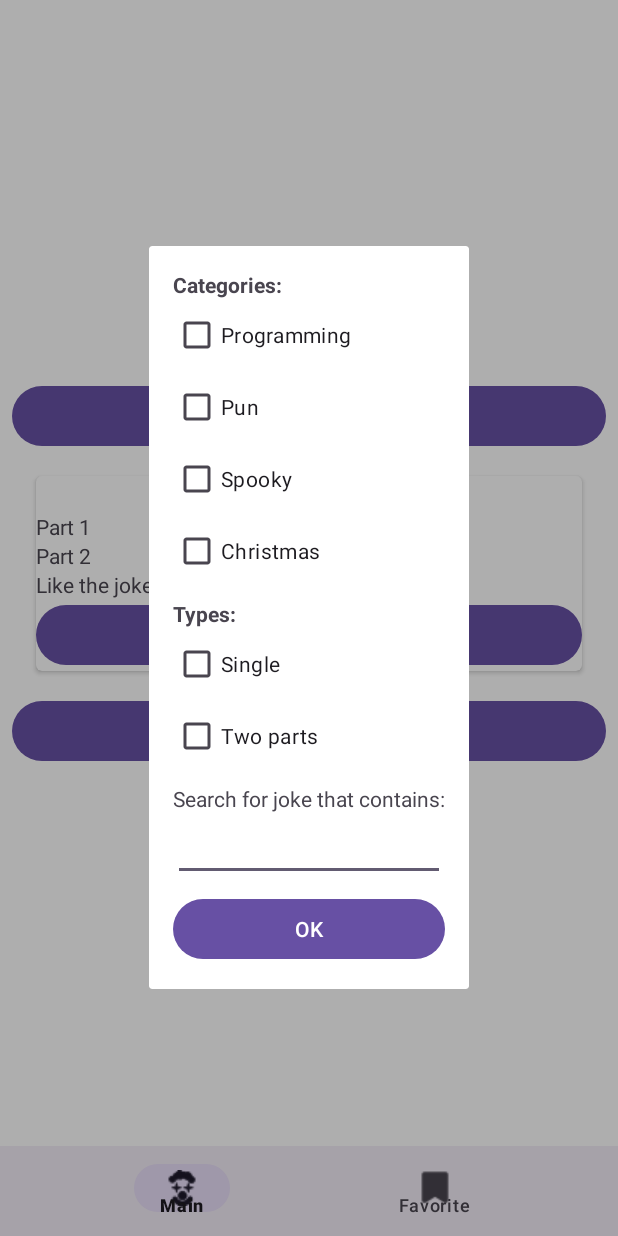
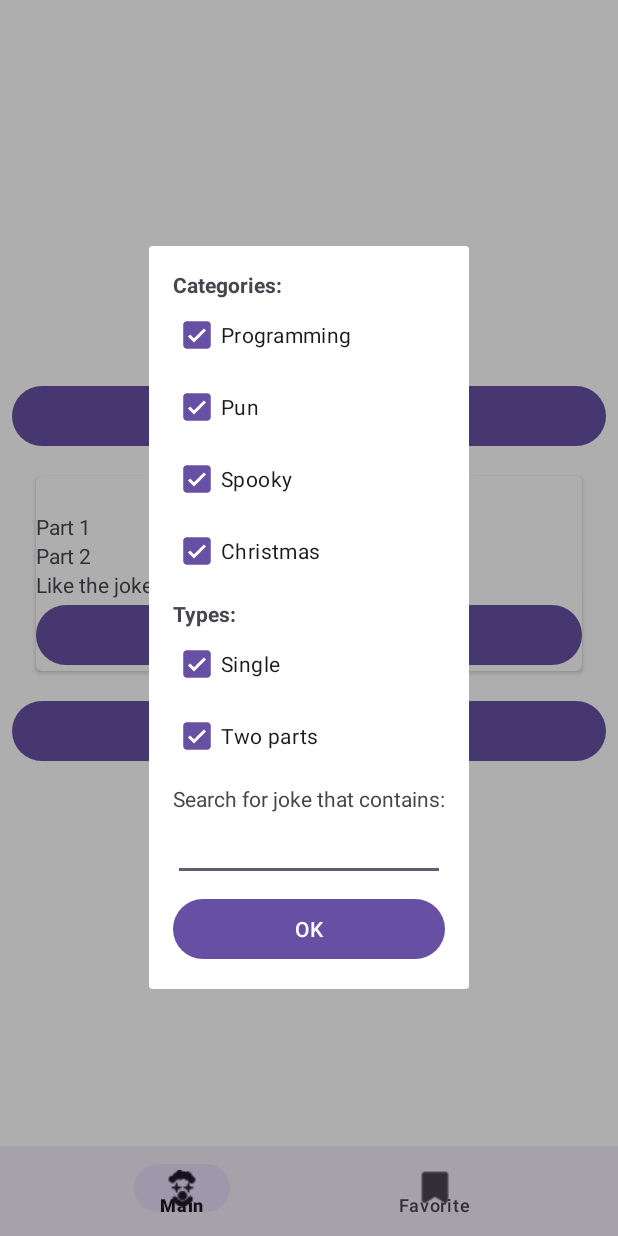
Before and after one commit to aidilnajmir/Hahaha_JokeApp, an Android app: the screen it shows after launch (MainActivity), after a tap on "Customize Joke", on a phone screen of 412 x 824 dp. Run offline under Robolectric (Android 15) with nearby library versions, the phone set to English and light mode, and no system bars; our stand-ins replace Volley; network calls fail.

Commit message:
Added customization

```diff
--- a/app/src/main/java/com/cis436/hahaha/CurrentJokeUrlViewModel.kt
+++ b/app/src/main/java/com/cis436/hahaha/CurrentJokeUrlViewModel.kt
@@ -1,4 +1,165 @@
 package com.cis436.hahaha
 
-class CurrentJokeUrlViewModel {
+import android.util.Log
+import androidx.lifecycle.LiveData
+import androidx.lifecycle.MutableLiveData
+import androidx.lifecycle.ViewModel
+
+class CurrentJokeUrlViewModel : ViewModel() {
+
+//    private val _url = MutableLiveData<String>()
+//    val url : LiveData<String> get() = _url
+
+    private val _jokeUrlCustomization = MutableLiveData<JokeUrlCustomization>(JokeUrlCustomization())
+    val jokeUrlCustomization : LiveData<JokeUrlCustomization> get() = _jokeUrlCustomization
+
+    private val _isProgrammingCategorySelected = MutableLiveData<Boolean>()
+    val isProgrammingCategorySelected : LiveData<Boolean> get() = _isProgrammingCategorySelected
+
+    private val _isPunCategorySelected = MutableLiveData<Boolean>()
+    val isPunCategorySelected : LiveData<Boolean> get() = _isPunCategorySelected
+
+    private val _isSpookyCategorySelected = MutableLiveData<Boolean>()
+    val isSpookyCategorySelected : LiveData<Boolean> get() = _isSpookyCategorySelected
+
+    private val _isChristmasCategorySelected = MutableLiveData<Boolean>()
+    val isChristmasCategorySelected : LiveData<Boolean> get() = _isChristmasCategorySelected
+
+    private val _isSingleTypeSelected = MutableLiveData<Boolean>()
+    val isSingleTypeSelected : LiveData<Boolean> get() = _isSingleTypeSelected
+
+    private val _isTwoPartsTypeSelected = MutableLiveData<Boolean>()
+    val isTwoPartsTypeSelected : LiveData<Boolean> get() = _isTwoPartsTypeSelected
+
+    private val _searchString = MutableLiveData<String>()
+    val searchString : LiveData<String> get() = _searchString
+
+//    fun setUrl(url: String) {
+//        _url.value = url
+//    }
+
+    fun updateUrl(jokeUrlCustomization: JokeUrlCustomization) {
+        if (jokeUrlCustomization.categories.isNotEmpty()) {
+            val categories = listOf("Programming", "Pun", "Spooky", "Christmas").filter {
+                jokeUrlCustomization.categories.contains(it)
+            }.joinToString(",")
+
+            val types = when {
+                jokeUrlCustomization.types.contains("single") && jokeUrlCustomization.types.contains("twopart") -> ""
+                jokeUrlCustomization.types.contains("single") -> "?type=single"
+                jokeUrlCustomization.types.contains("twopart") -> "?type=twopart"
+                else -> ""
+            }
+
+            val searchString =
+                if (jokeUrlCustomization.searchString.isNotEmpty()) "?contains=${jokeUrlCustomization.searchString}"
+                else ""
+
+            val apiUrl = "https://v2.jokeapi.dev/joke/" +
+                    categories +
+                    types +
+                    searchString
+
+            val updatedCustomization = jokeUrlCustomization.copy(apiUrl = apiUrl)
+            _jokeUrlCustomization.value = updatedCustomization
+            Log.d("URL", "${_jokeUrlCustomization.value}")
+        }
+    }
+
+    fun setIsProgrammingCategorySelected(isSelected : Boolean) {
+        _isProgrammingCategorySelected.value = isSelected
+        val customization = _jokeUrlCustomization.value ?: return
+        val currentCategories = customization.categories.toMutableList()
+        if (isSelected) {
+            if (!currentCategories.contains("Programming")) {
+                currentCategories.add("Programming")
+            }
+        } else {
+            currentCategories.remove("Programming")
+        }
+        _jokeUrlCustomization.value = customization.copy(categories = currentCategories)
+        updateUrl(_jokeUrlCustomization.value!!)
+    }
+
+    fun setIsPunCategorySelected(isSelected : Boolean) {
+        _isPunCategorySelected.value = isSelected
+        val customization = _jokeUrlCustomization.value ?: return
+        val currentCategories = customization.categories.toMutableList()
+        if (isSelected) {
+            if (!currentCategories.contains("Pun")) {
+                currentCategories.add("Pun")
+            }
+        } else {
+            currentCategories.remove("Pun")
+        }
+        _jokeUrlCustomization.value = customization.copy(categories = currentCategories)
+        updateUrl(_jokeUrlCustomization.value!!)
+    }
+
+    fun setIsSpookyCategorySelected(isSelected : Boolean) {
+        _isSpookyCategorySelected.value = isSelected
+        val customization = _jokeUrlCustomization.value ?: return
+        val currentCategories = customization.categories.toMutableList()
+        if (isSelected) {
+            if (!currentCategories.contains("Spooky")) {
+                currentCategories.add("Spooky")
+            }
+        } else {
+            currentCategories.remove("Spooky")
+        }
+        _jokeUrlCustomization.value = customization.copy(categories = currentCategories)
+        updateUrl(_jokeUrlCustomization.value!!)
+    }
+
+    fun setIsChristmasCategorySelected(isSelected : Boolean) {
+        _isChristmasCategorySelected.value = isSelected
+        val customization = _jokeUrlCustomization.value ?: return
+        val currentCategories = customization.categories.toMutableList()
+        if (isSelected) {
+            if (!currentCategories.contains("Christmas")) {
+                currentCategories.add("Christmas")
+            }
+        } else {
+            currentCategories.remove("Christmas")
+        }
+        _jokeUrlCustomization.value = customization.copy(categories = currentCategories)
+        updateUrl(_jokeUrlCustomization.value!!)
+    }
+
+    fun setIsSingleTypeSelected(isSelected : Boolean) {
+        _isSingleTypeSelected.value = isSelected
+        val customization = _jokeUrlCustomization.value ?: return
+        val currentTypes = customization.types.toMutableList()
+        if (isSelected) {
+            if (!currentTypes.contains("single")) {
+                currentTypes.add("single")
+            }
+        } else {
+            currentTypes.remove("single")
+        }
+        _jokeUrlCustomization.value = customization.copy(types = currentTypes)
+        updateUrl(_jokeUrlCustomization.value!!)
+    }
+
+    fun setIsTwoPartsTypeSelected(isSelected : Boolean) {
+        _isTwoPartsTypeSelected.value = isSelected
+        val customization = _jokeUrlCustomization.value ?: return
+        val currentTypes = customization.types.toMutableList()
+        if (isSelected) {
+            if (!currentTypes.contains("twopart")) {
+                currentTypes.add("twopart")
+            }
+        } else {
+            currentTypes.remove("twopart")
+        }
+        _jokeUrlCustomization.value = customization.copy(types = currentTypes)
+        updateUrl(_jokeUrlCustomization.value!!)
+    }
+
+    fun setSearchString(searchString : String) {
+        _searchString.value = searchString
+        val customization = _jokeUrlCustomization.value ?: return
+        _jokeUrlCustomization.value = customization.copy(searchString = searchString)
+        updateUrl(_jokeUrlCustomization.value!!)
+    }
 }
--- a/app/src/main/java/com/cis436/hahaha/CustomizeJokeFragment.kt
+++ b/app/src/main/java/com/cis436/hahaha/CustomizeJokeFragment.kt
@@ -1,13 +1,27 @@
 package com.cis436.hahaha
 
 import android.os.Bundle
+import android.text.Editable
+import android.util.Log
 import androidx.fragment.app.Fragment
 import android.view.LayoutInflater
 import android.view.View
 import android.view.ViewGroup
+import androidx.core.widget.addTextChangedListener
 import androidx.fragment.app.DialogFragment
+import androidx.lifecycle.ViewModelProvider
+import com.cis436.hahaha.databinding.FragmentCustomizeJokeBinding
+import com.cis436.hahaha.databinding.FragmentMainBinding
 
 class CustomizeJokeFragment : DialogFragment() {
+    private var _binding: FragmentCustomizeJokeBinding? = null
+    private val binding get() = _binding!!
+    private lateinit var currentJokeUrlViewModel: CurrentJokeUrlViewModel
+    private lateinit var jokeUrlCustomization : JokeUrlCustomization
+//    private val baseUrl : String = jokeUrlCustomization.apiUrl
+//    private lateinit var urlCategoryPath : String
+//    private lateinit var urlTypePath : String
+//    private lateinit var urlSearchStringPath : String
 
     override fun onCreate(savedInstanceState: Bundle?) {
         super.onCreate(savedInstanceState)
@@ -17,14 +31,66 @@ class CustomizeJokeFragment : DialogFragment() {
         inflater: LayoutInflater, container: ViewGroup?,
         savedInstanceState: Bundle?
     ): View? {
-        // Inflate the layout for this fragment
-        return inflater.inflate(R.layout.fragment_customize_joke, container, false)
+        _binding = FragmentCustomizeJokeBinding.inflate(inflater, container, false)
+        return binding.root
     }
 
     override fun onViewCreated(view: View, savedInstanceState: Bundle?) {
         super.onViewCreated(view, savedInstanceState)
+        currentJokeUrlViewModel = ViewModelProvider(requireActivity()).get(CurrentJokeUrlViewModel::class.java)
+        jokeUrlCustomization = currentJokeUrlViewModel.jokeUrlCustomization.value ?: JokeUrlCustomization()
+        observeViewModel()
+        customizeJoke()
 
-        // Add your customization logic here
-        // For example, you can set up the UI elements and handle user inputs
+
+        //Log.d("Attribute", "${currentJokeUrlViewModel.isProgrammingCategorySelected}")
+    }
+
+    private fun customizeJoke() {
+        binding.checkBoxProgramming.setOnCheckedChangeListener { buttonView, isChecked ->
+            currentJokeUrlViewModel.setIsProgrammingCategorySelected(isChecked)
+        }
+
+        binding.checkBoxPun.setOnCheckedChangeListener { buttonView, isChecked ->
+            currentJokeUrlViewModel.setIsPunCategorySelected(isChecked)
+        }
+
+        binding.checkBoxSpooky.setOnCheckedChangeListener { buttonView, isChecked ->
+            currentJokeUrlViewModel.setIsSpookyCategorySelected(isChecked)
+        }
+
+        binding.checkBoxChristmas.setOnCheckedChangeListener { buttonView, isChecked ->
+            currentJokeUrlViewModel.setIsChristmasCategorySelected(isChecked)
+        }
+
+        binding.checkBoxSingle.setOnCheckedChangeListener { buttonView, isChecked ->
+            currentJokeUrlViewModel.setIsSingleTypeSelected(isChecked)
+        }
+
+        binding.checkBoxTwoParts.setOnCheckedChangeListener { buttonView, isChecked ->
+            currentJokeUrlViewModel.setIsTwoPartsTypeSelected(isChecked)
+        }
+
+        binding.etSearch.addTextChangedListener {
+            currentJokeUrlViewModel.setSearchString(it.toString())
+        }
+
+        binding.etSearch.setText(jokeUrlCustomization.searchString)
+
+        binding.btnOK.setOnClickListener {
+            dismiss()
+        }
+    }
+
+    private fun observeViewModel() {
+        currentJokeUrlViewModel.jokeUrlCustomization.observe(viewLifecycleOwner){ jokeUrlCustomization ->
+            binding.checkBoxProgramming.isChecked = jokeUrlCustomization.categories.contains("Programming")
+            binding.checkBoxPun.isChecked = jokeUrlCustomization.categories.contains("Pun")
+            binding.checkBoxSpooky.isChecked = jokeUrlCustomization.categories.contains("Spooky")
+            binding.checkBoxChristmas.isChecked = jokeUrlCustomization.categories.contains("Christmas")
+
+            binding.checkBoxSingle.isChecked = jokeUrlCustomization.types.contains("single")
+            binding.checkBoxTwoParts.isChecked = jokeUrlCustomization.types.contains("twopart")
+        }
     }
 }
--- a/app/src/main/java/com/cis436/hahaha/JokeUrlCustomization.kt
+++ b/app/src/main/java/com/cis436/hahaha/JokeUrlCustomization.kt
@@ -1,8 +1,8 @@
 package com.cis436.hahaha
 
 data class JokeUrlCustomization (
-    val apiUrl: String,
-    val categories: List<String>,
-    val types: List<String>,
-    val searchString: String
+    val apiUrl: String = "https://v2.jokeapi.dev/joke/Programming,Pun,Spooky,Christmas",
+    val categories: List<String> = listOf("Programming", "Pun", "Spooky", "Christmas"),
+    val types: List<String> = listOf("single", "twopart"),
+    val searchString: String = ""
 )
--- a/app/src/main/res/layout/fragment_customize_joke.xml
+++ b/app/src/main/res/layout/fragment_customize_joke.xml
@@ -39,6 +39,7 @@
                     android:id="@+id/checkBoxProgramming"
                     android:layout_width="match_parent"
                     android:layout_height="wrap_content"
+                    android:checked="false"
                     android:text="Programming" />
 
                 <CheckBox
```
Also changed, not shown: app/src/main/java/com/cis436/hahaha/MainFragment.kt (+30 -4 lines).
